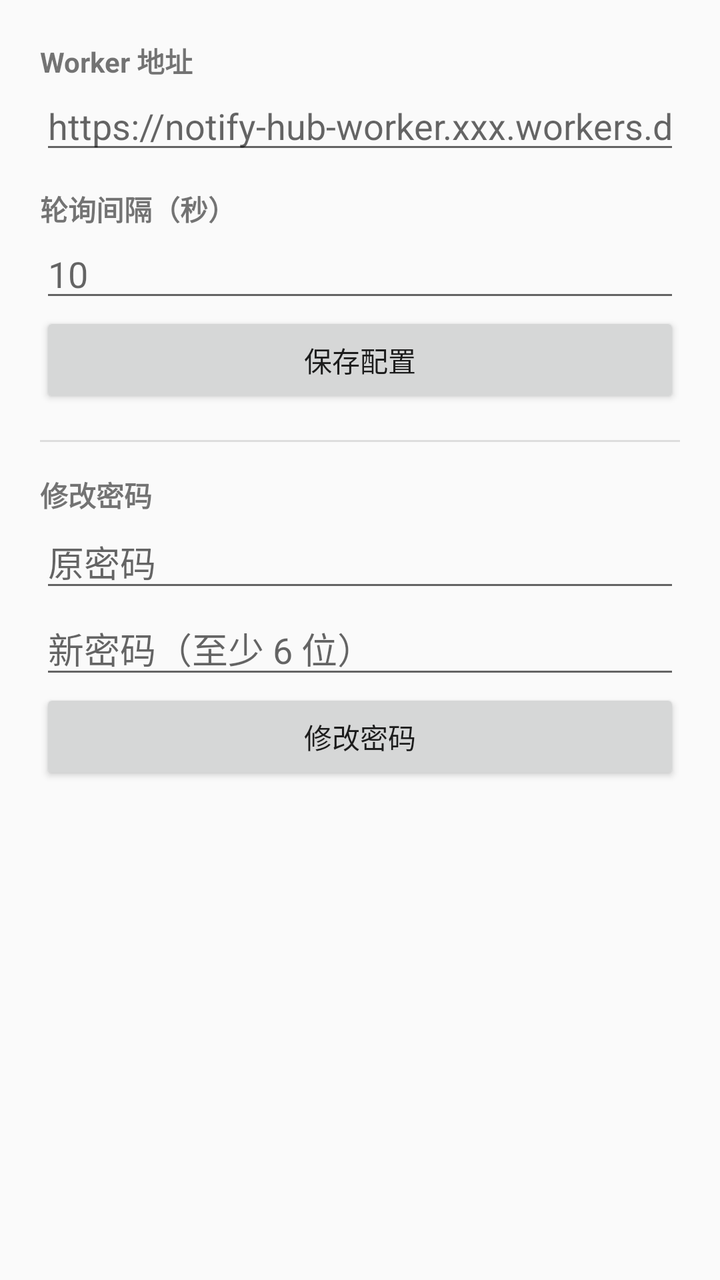
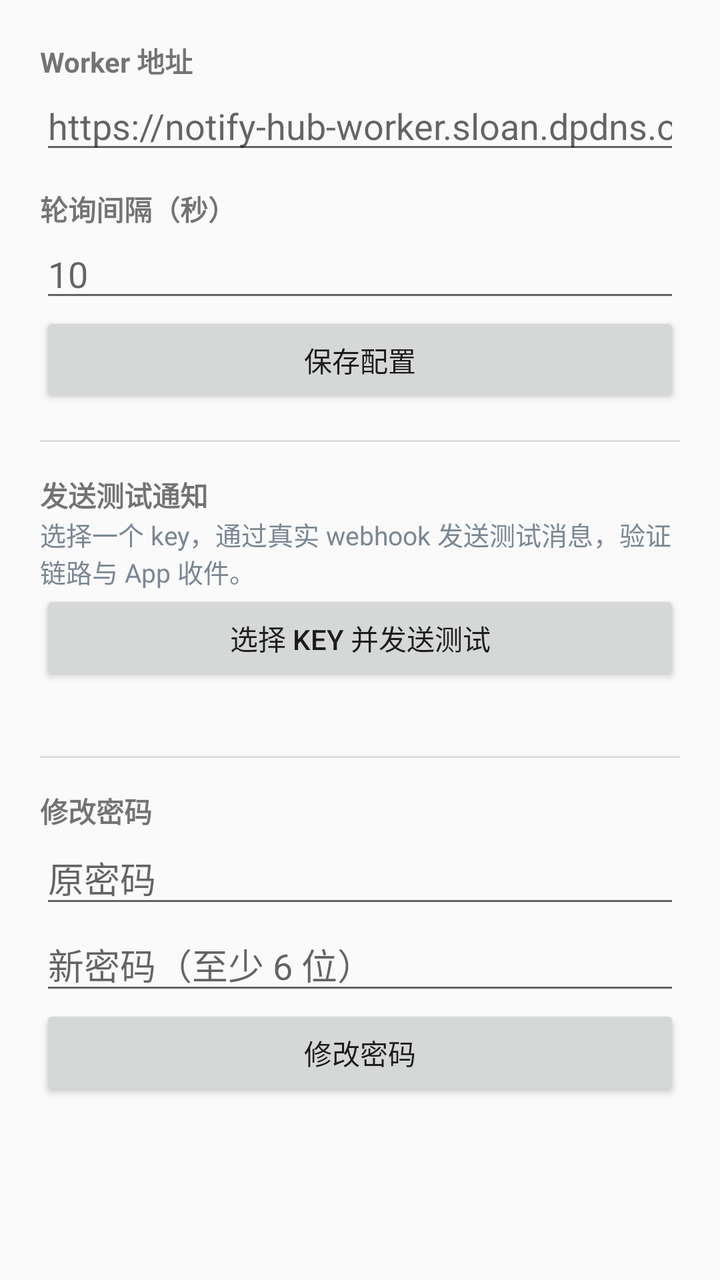

Screens rendered from an Android XML layout before and after an edit, with the pre-edit source and the edit as a unified diff.
<!-- AndroidManifest.xml: application theme Theme.AppCompat.DayNight.NoActionBar -->
<!-- res/layout/activity_settings.xml -->
<?xml version="1.0" encoding="utf-8"?>
<ScrollView xmlns:android="http://schemas.android.com/apk/res/android"
    android:layout_width="match_parent"
    android:layout_height="match_parent">

    <LinearLayout
        android:orientation="vertical"
        android:padding="20dp"
        android:layout_width="match_parent"
        android:layout_height="wrap_content">

        <TextView
            android:text="Worker 地址"
            android:textStyle="bold"
            android:layout_width="wrap_content"
            android:layout_height="wrap_content" />
        <EditText
            android:id="@+id/etApi"
            android:hint="https://notify-hub-worker.xxx.workers.dev"
            android:inputType="textUri"
            android:layout_width="match_parent"
            android:layout_height="wrap_content" />

        <TextView
            android:text="轮询间隔（秒）"
            android:textStyle="bold"
            android:layout_marginTop="12dp"
            android:layout_width="wrap_content"
            android:layout_height="wrap_content" />
        <EditText
            android:id="@+id/etPoll"
            android:hint="10"
            android:inputType="number"
            android:layout_width="match_parent"
            android:layout_height="wrap_content" />

        <Button
            android:id="@+id/btnSaveCfg"
            android:text="保存配置"
            android:layout_width="match_parent"
            android:layout_height="wrap_content" />

        <View
            android:layout_width="match_parent"
            android:layout_height="1dp"
            android:background="#dddddd"
            android:layout_marginVertical="16dp" />

        <TextView
            android:text="修改密码"
            android:textStyle="bold"
            android:layout_width="wrap_content"
            android:layout_height="wrap_content" />
        <EditText
            android:id="@+id/etOld"
            android:hint="原密码"
            android:inputType="textPassword"
            android:layout_width="match_parent"
            android:layout_height="wrap_content" />
        <EditText
            android:id="@+id/etNew"
            android:hint="新密码（至少 6 位）"
            android:inputType="textPassword"
            android:layout_width="match_parent"
            android:layout_height="wrap_content" />
        <Button
            android:id="@+id/btnChangePw"
            android:text="修改密码"
            android:layout_width="match_parent"
            android:layout_height="wrap_content" />

        <TextView
            android:id="@+id/tvMsg"
            android:textColor="#c0392b"
            android:layout_marginTop="8dp"
            android:layout_width="wrap_content"
            android:layout_height="wrap_content" />
    </LinearLayout>
</ScrollView>
<!-- resources referenced by this layout -->
<resources>

</resources>

<!-- the commit's change to res/layout/activity_settings.xml (unified diff, before → after) -->
@@ -16,7 +16,7 @@
             android:layout_height="wrap_content" />
         <EditText
             android:id="@+id/etApi"
-            android:hint="https://notify-hub-worker.xxx.workers.dev"
+            android:hint="https://notify-hub-worker.sloan.dpdns.org"
             android:inputType="textUri"
             android:layout_width="match_parent"
             android:layout_height="wrap_content" />
@@ -38,6 +38,34 @@
             android:id="@+id/btnSaveCfg"
             android:text="保存配置"
             android:layout_width="match_parent"
+            android:layout_height="wrap_content" />
+
+        <View
+            android:layout_width="match_parent"
+            android:layout_height="1dp"
+            android:background="#dddddd"
+            android:layout_marginVertical="16dp" />
+
+        <TextView
+            android:text="发送测试通知"
+            android:textStyle="bold"
+            android:layout_width="wrap_content"
+            android:layout_height="wrap_content" />
+        <TextView
+            android:text="选择一个 key，通过真实 webhook 发送测试消息，验证链路与 App 收件。"
+            android:textSize="13sp"
+            android:textColor="#7b8794"
+            android:layout_width="wrap_content"
+            android:layout_height="wrap_content" />
+        <Button
+            android:id="@+id/btnTestNotify"
+            android:text="选择 Key 并发送测试"
+            android:layout_width="match_parent"
+            android:layout_height="wrap_content" />
+        <TextView
+            android:id="@+id/tvTestMsg"
+            android:textColor="#1f7a3d"
+            android:layout_width="wrap_content"
             android:layout_height="wrap_content" />
 
         <View
